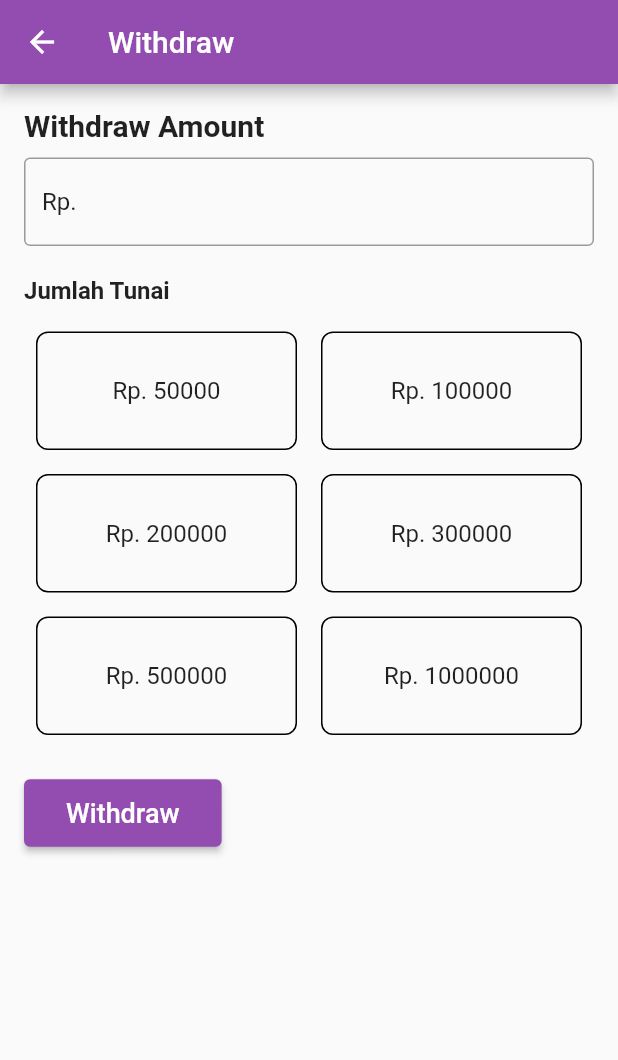
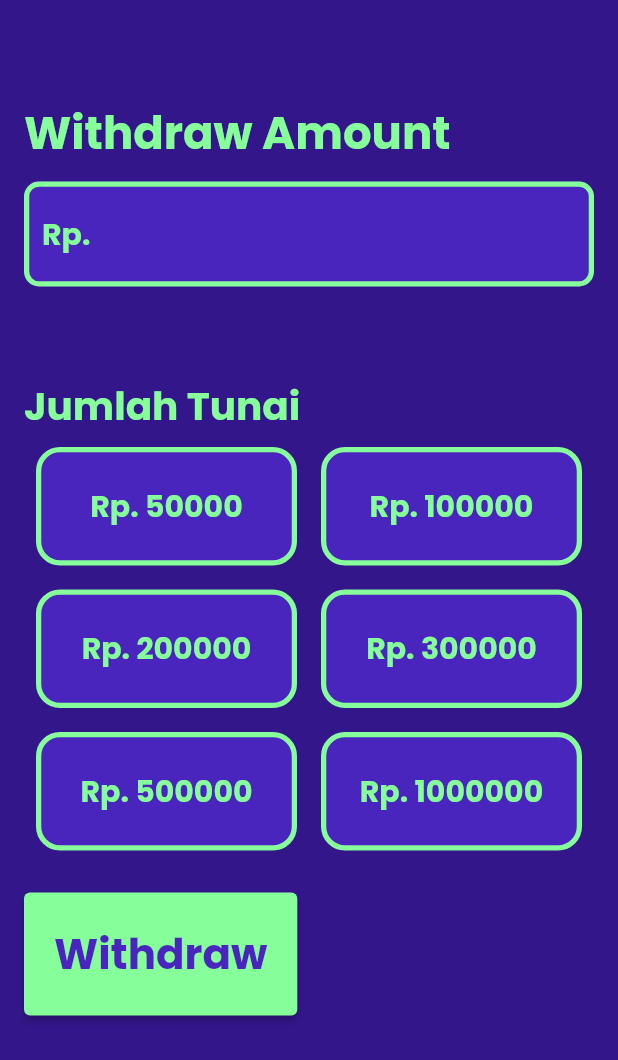
Before and after one commit to George535220173/UAS_E-MONEY, a Flutter app: the WithdrawalPage screen opened directly, after a tap on "ATM Withdrawal", on a phone screen of 412 x 824 dp. Shown: the top 1060 px of the screen. Run offline on Flutter 3.47's test engine with Material 2 defaults, Android fonts, the phone set to English and light mode, and no system bars; our stand-ins replace carousel_slider, cloud_firestore, firebase_auth, firebase_core; accounts and stored records are empty.

Commit message:
Withdrawal Page Done
Also update the Login Page

```diff
--- a/lib/Withdraw/withdraw.dart
+++ b/lib/Withdraw/withdraw.dart
@@ -25,43 +25,52 @@ class _WithdrawPageState extends State<WithdrawPage> {
   @override
   Widget build(BuildContext context) {
     return Scaffold(
-      appBar: AppBar(
-        title: Text('Withdraw'),
-        backgroundColor: Color.fromARGB(255, 147, 76, 175),
-      ),
+      backgroundColor: Color.fromARGB(255, 51, 22, 138),
       body: Padding(
         padding: const EdgeInsets.all(16.0),
         child: Column(
           crossAxisAlignment: CrossAxisAlignment.start,
           children: [
+            SizedBox(height: 50),
             Text(
               'Withdraw Amount',
               style: TextStyle(
-                fontWeight: FontWeight.bold,
-                fontSize: 20,
-              ),
+                  fontWeight: FontWeight.bold,
+                  fontSize: 30,
+                  color: Color.fromARGB(255, 134, 255, 154),
+                  fontFamily: 'PoppinsBold'),
             ),
             SizedBox(height: 10),
             TextField(
               readOnly: true,
               controller: TextEditingController(text: 'Rp. $selectedAmount'),
+              style: TextStyle(
+                  fontSize: 20.0,
+                  fontFamily: 'PoppinsBold',
+                  color: Color.fromARGB(255, 134, 255, 154)),
               decoration: InputDecoration(
+                filled: true,
+                fillColor: Color.fromARGB(255, 73, 37, 190),
                 hintText: 'Select nominal amount',
-                border: OutlineInputBorder(),
+                enabledBorder: OutlineInputBorder(
+                  borderSide: BorderSide(
+                      color: Color.fromARGB(255, 134, 255, 154), width: 3.5),
+                  borderRadius: BorderRadius.circular(10.0),
+                ),
               ),
               onTap: () {
                 _showNominalDialog(context);
               },
             ),
-            SizedBox(height: 20),
+            SizedBox(height: 60),
             Text(
               'Jumlah Tunai',
               style: TextStyle(
-                fontWeight: FontWeight.bold,
-                fontSize: 16,
-              ),
+                  fontWeight: FontWeight.bold,
+                  fontSize: 26,
+                  fontFamily: 'PoppinsBold',
+                  color: Color.fromARGB(255, 134, 255, 154)),
             ),
-            SizedBox(height: 10),
             GridView.builder(
               shrinkWrap: true,
               gridDelegate: SliverGridDelegateWithFixedCrossAxisCount(
@@ -179,14 +188,18 @@ class _WithdrawPageState extends State<WithdrawPage> {
                 }
               },
               style: ElevatedButton.styleFrom(
-                primary: Color.fromARGB(255, 147, 76, 175),
+                padding: EdgeInsets.all(8),
+                primary: Color.fromARGB(255, 134, 255, 154),
+                minimumSize: Size(50, 10)
               ),
               child: Padding(
                 padding: const EdgeInsets.all(12.0),
                 child: Text(
                   'Withdraw',
                   style: TextStyle(
-                    fontSize: 18,
+                    fontFamily: 'PoppinsBold',
+                    fontSize: 28,
+                    color: Color.fromARGB(255, 73, 37, 190)
                   ),
                 ),
               ),
@@ -207,13 +220,18 @@ class _WithdrawPageState extends State<WithdrawPage> {
       child: Container(
         margin: EdgeInsets.all(8.0),
         decoration: BoxDecoration(
-          border: Border.all(color: Colors.black),
-          borderRadius: BorderRadius.circular(8.0),
+          color: Color.fromARGB(255, 73, 37, 190),
+          border:
+              Border.all(color: Color.fromARGB(255, 134, 255, 154), width: 3.5),
+          borderRadius: BorderRadius.circular(16.0),
         ),
         child: Center(
           child: Text(
             'Rp. ${double.parse(nominalValues[index]).toStringAsFixed(0)}',
-            style: TextStyle(fontSize: 16.0),
+            style: TextStyle(
+                fontSize: 20.0,
+                fontFamily: 'PoppinsBold',
+                color: Color.fromARGB(255, 134, 255, 154)),
           ),
         ),
       ),
--- a/lib/Withdraw/withdrawHome.dart
+++ b/lib/Withdraw/withdrawHome.dart
@@ -8,19 +8,28 @@ class WithdrawalPage extends StatelessWidget {
   Widget build(BuildContext context) {
     return Scaffold(
       appBar: AppBar(
-        title: Text('Withdrawal Options'),
-        backgroundColor: Color.fromARGB(255, 147, 76, 175),
+        title: Text(
+          'Withdrawal Options',
+          style: TextStyle(fontFamily: 'PoppinsBold', fontSize: 26),
+        ),
+        backgroundColor: Color.fromARGB(255, 149, 10, 98),
       ),
-      body: Center(
+      body: Container(
+        decoration: BoxDecoration(
+          image: DecorationImage(
+            image: AssetImage('assets/images/Wizzzzz test bg.png'),
+            fit: BoxFit.cover,
+          ),
+        ),
         child: Padding(
           padding: const EdgeInsets.symmetric(horizontal: 16.0),
           child: Column(
             mainAxisAlignment: MainAxisAlignment.center,
             children: [
               buildWithdrawalButton(context, 'ATM Withdrawal', () {
-            navigateToPage(context, WithdrawPage());
-          }),
-              SizedBox(height: 20),
+                navigateToPage(context, WithdrawPage());
+              }),
+              SizedBox(height: 80),
               buildWithdrawalButton(context, 'Indomaret Withdrawal', () {
                 _showIndomaretWithdrawalInstructions(context);
               }),
@@ -31,20 +40,23 @@ class WithdrawalPage extends StatelessWidget {
     );
   }
 
-  Widget buildWithdrawalButton(BuildContext context, String buttonText, VoidCallback onPressed) {
+  Widget buildWithdrawalButton(
+      BuildContext context, String buttonText, VoidCallback onPressed) {
     return SizedBox(
       width: double.infinity,
       child: ElevatedButton(
         onPressed: onPressed,
         style: ElevatedButton.styleFrom(
-          primary: Color.fromARGB(255, 147, 76, 175),
+          primary: Color.fromARGB(255, 230, 15, 122),
+          minimumSize: Size(50, 70),
           padding: const EdgeInsets.all(12.0),
         ),
         child: Text(
           buttonText,
           style: TextStyle(
-            fontSize: 20,
-          ),
+              fontSize: 26,
+              fontFamily: 'PoppinsBold',
+              color: Color.fromARGB(255, 94, 3, 48)),
         ),
       ),
     );
@@ -62,6 +74,9 @@ class WithdrawalPage extends StatelessWidget {
       builder: (BuildContext context) {
         return Container(
           padding: EdgeInsets.all(16.0),
+          decoration: BoxDecoration(
+            color: Color.fromARGB(255, 255, 210, 210)
+          ),
           child: Column(
             crossAxisAlignment: CrossAxisAlignment.start,
             mainAxisSize: MainAxisSize.min,
@@ -69,20 +84,35 @@ class WithdrawalPage extends StatelessWidget {
               Text(
                 'Indomaret Withdrawal Instructions',
                 style: TextStyle(
-                  fontWeight: FontWeight.bold,
-                  fontSize: 18,
-                ),
+                    fontWeight: FontWeight.bold,
+                    fontSize: 25,
+                    fontFamily: 'PoppinsRegular'),
               ),
               SizedBox(height: 10),
-              Text("> Go to the nearest Indomaret store."),
+              Text(
+                "> Go to the nearest Indomaret store.",
+                style: TextStyle(fontSize: 14, fontFamily: 'PoppinsRegular'),
+              ),
               SizedBox(height: 8),
-              Text('> Ask the cashier for Wizdrawal service.'),
+              Text(
+                '> Ask the cashier for Wizdrawal service.',
+                style: TextStyle(fontSize: 14, fontFamily: 'PoppinsRegular'),
+              ),
               SizedBox(height: 8),
-              Text('> Provide your registered phone number.'),
+              Text(
+                '> Provide your registered phone number.',
+                style: TextStyle(fontSize: 14, fontFamily: 'PoppinsRegular'),
+              ),
               SizedBox(height: 8),
-              Text('> Inform the cashier of the withdrawal amount.'),
+              Text(
+                '> Inform the cashier of the withdrawal amount.',
+                style: TextStyle(fontSize: 14, fontFamily: 'PoppinsRegular'),
+              ),
               SizedBox(height: 8),
-              Text('> Complete the transaction as guided by the cashier.'),
+              Text(
+                '> Complete the transaction as guided by the cashier.',
+                style: TextStyle(fontSize: 14, fontFamily: 'PoppinsRegular'),
+              ),
             ],
           ),
         );
```
Also changed, not shown: lib/Home/home.dart (+4 -4 lines), lib/registerlogin/login.dart (+10 -3 lines).
